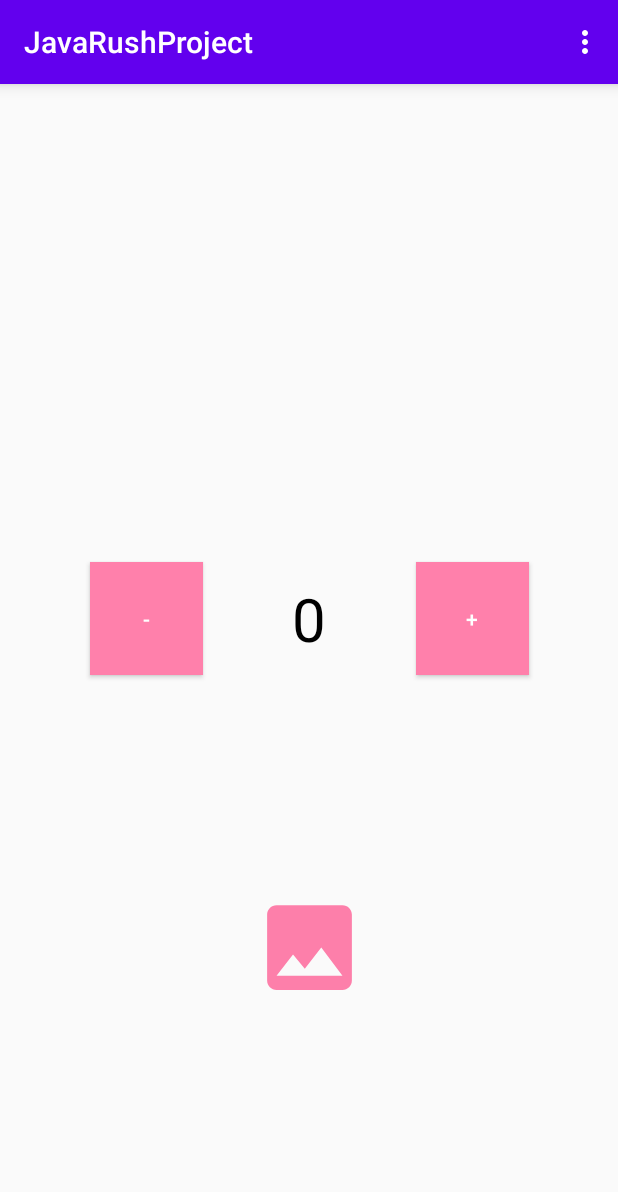
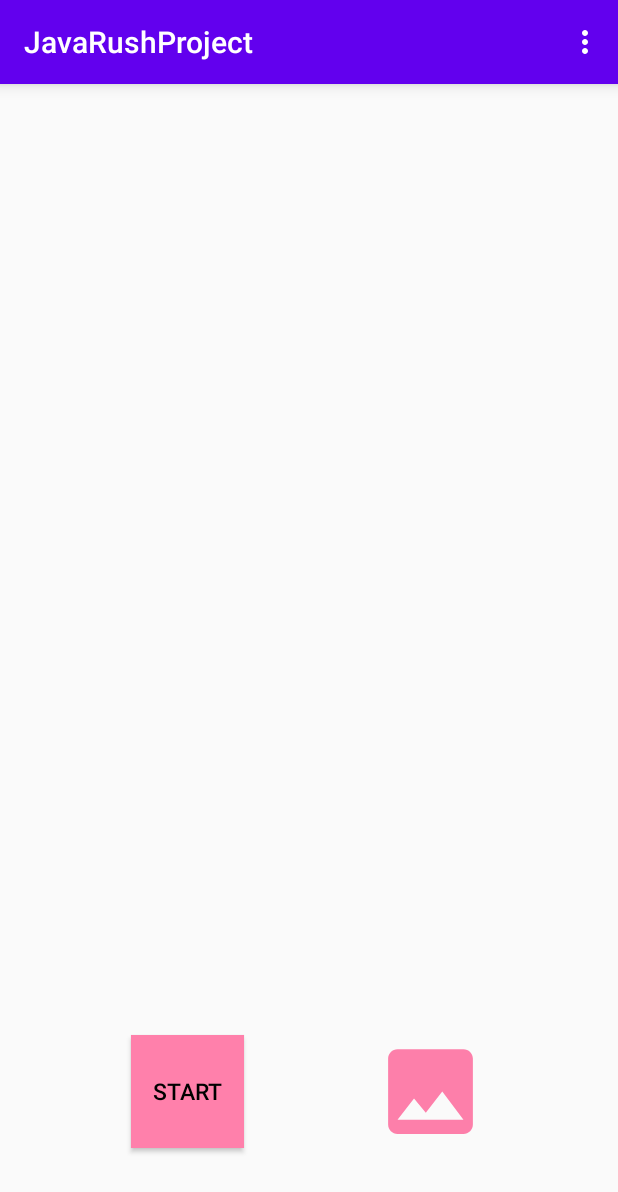
Before and after one commit to Morshu03/JavaRushProject, an Android app: the screen it shows after launch (MainActivity), on a phone screen of 412 x 824 dp. Shown: the top 1192 px of the screen. Run offline under Robolectric (Android 15) with nearby library versions, the phone set to English and light mode, and no system bars; 1 statement that could not run was skipped.

Commit message:
working on fragments

```diff
--- a/app/src/main/AndroidManifest.xml
+++ b/app/src/main/AndroidManifest.xml
@@ -18,10 +18,6 @@
             </intent-filter>
         </activity>
 
-        <activity
-            android:name=".SecondActivity"
-            android:exported="true" />
-
     </application>
 
 </manifest>
--- a/app/src/main/java/com/example/javarushproject/MainActivity.java
+++ b/app/src/main/java/com/example/javarushproject/MainActivity.java
@@ -1,31 +1,26 @@
 package com.example.javarushproject;
 
 
-import android.content.Intent;
 import android.os.Bundle;
 import android.view.Menu;
 import android.view.MenuItem;
 import android.widget.Button;
 import android.widget.ImageButton;
-import android.widget.TextView;
 import android.widget.Toast;
-
-import androidx.annotation.NonNull;
 import androidx.appcompat.app.AppCompatActivity;
 import androidx.appcompat.widget.Toolbar;
+import androidx.fragment.app.Fragment;
+import androidx.fragment.app.FragmentManager;
+import androidx.fragment.app.FragmentTransaction;
 
 public class MainActivity extends AppCompatActivity {
 
     int defaultValue = 0;
-    int count = 1;
-    Button plusBtn;
-    Button minusBtn;
     ImageButton imageButton;
-    TextView quantityText;
     Toolbar myToolbar;
+    Button startBtn;
 
 
-    public static final String DEFAULT_VALUE_KEY = "default_value_key";
 
     @Override
     public boolean onCreateOptionsMenu(Menu menu) {
@@ -43,36 +38,25 @@ public class MainActivity extends AppCompatActivity {
         return super.onOptionsItemSelected(item);
     }
 
+    private void replaceFragment(Fragment fragment){
+        FragmentManager fragmentManager = getSupportFragmentManager();
+        FragmentTransaction fragmentTransaction = fragmentManager.beginTransaction();
+        fragmentTransaction.replace(R.id.second_fragment,fragment);
+        fragmentTransaction.commit();
+    }
+
+
     @Override
     protected void onCreate(Bundle savedInstanceState) {
         super.onCreate(savedInstanceState);
         setContentView(R.layout.activity_main);
-        plusBtn = findViewById(R.id.btn_plus);
-        minusBtn = findViewById(R.id.btn_minus);
-        quantityText = findViewById(R.id.quantity_text);
         myToolbar = findViewById(R.id.toolbar);
         imageButton = findViewById(R.id.image_button);
+
         setSupportActionBar(myToolbar);
 
-        plusBtn.setOnClickListener(view -> {
-            defaultValue += count;
-            quantityText.setText(String.valueOf(defaultValue));
-        });
+        startBtn.setOnClickListener(view -> this.replaceFragment(new SecondFragment()));
 
-        minusBtn.setOnClickListener(view -> {
-            defaultValue -= count;
-            quantityText.setText(String.valueOf(defaultValue));
-        });
-
-        imageButton.setOnClickListener(view -> {
-            if (defaultValue > 0) {
-                Intent myIntent = new Intent(this, SecondActivity.class);
-                myIntent.putExtra(DEFAULT_VALUE_KEY, defaultValue);
-                this.startActivity(myIntent);
-            } else {
-                Toast.makeText(this, "ошибка", Toast.LENGTH_SHORT).show();
-            }
-        });
     }
 
 }
--- a/app/src/main/res/layout/activity_main.xml
+++ b/app/src/main/res/layout/activity_main.xml
@@ -10,53 +10,46 @@
         android:id="@+id/toolbar"
         layout="@layout/toolbar" />
 
-    <TextView
-        android:id="@+id/quantity_text"
-        android:layout_width="wrap_content"
-        android:layout_height="wrap_content"
-        android:text="@string/quantity_text_view"
-        android:textSize="@dimen/default_android_text_size"
-        android:textColor="@color/black"
-        app:layout_constraintStart_toStartOf="parent"
-        app:layout_constraintEnd_toEndOf="parent"
-        app:layout_constraintTop_toTopOf="parent"
-        app:layout_constraintBottom_toBottomOf="parent"
-        />
-
     <Button
-        android:id="@+id/btn_minus"
+        android:id="@+id/start_btn"
         android:layout_width="@dimen/button_plus_minus_size"
         android:layout_height="@dimen/button_plus_minus_size"
+        android:text="@string/button_start_text"
+        android:textColor="@color/black"
+        android:textSize="@dimen/button_text_size"
         android:background="@color/pink_A100"
-        android:text="@string/button_minus_text"
-        android:textColor="@color/white"
-        app:layout_constraintEnd_toStartOf="@+id/quantity_text"
+        app:layout_constraintEnd_toStartOf="@id/image_button"
+        app:layout_constraintTop_toBottomOf="@id/second_fragment"
         app:layout_constraintStart_toStartOf="parent"
-        app:layout_constraintBottom_toBottomOf="parent"
-        app:layout_constraintTop_toTopOf="parent" />
+        app:layout_constraintBottom_toBottomOf="parent" />
 
-    <Button
-        android:id="@+id/btn_plus"
-        android:layout_width="@dimen/button_plus_minus_size"
-        android:layout_height="@dimen/button_plus_minus_size"
-        android:background="@color/pink_A100"
-        android:text="@string/button_plus_text"
-        android:textColor="@color/white"
-        app:layout_constraintStart_toEndOf="@+id/quantity_text"
+    <FrameLayout
+        android:id="@+id/first_fragment"
+        android:layout_width="match_parent"
+        android:layout_height="@dimen/size_of_first_fragment"
         app:layout_constraintEnd_toEndOf="parent"
-        app:layout_constraintBottom_toBottomOf="parent"
-        app:layout_constraintTop_toTopOf="parent" />
+        app:layout_constraintStart_toStartOf="parent"
+        app:layout_constraintTop_toBottomOf="@+id/toolbar" />
+
 
     <ImageButton
         android:id="@+id/image_button"
         android:layout_width="@dimen/button_plus_minus_size"
         android:layout_height="@dimen/button_plus_minus_size"
+        android:background="@null"
         android:scaleType="centerCrop"
         android:src="@drawable/ic_baseline_image_24"
-        android:background="@null"
-        app:layout_constraintStart_toStartOf="@id/quantity_text"
-        app:layout_constraintEnd_toEndOf="@id/quantity_text"
+        app:layout_constraintTop_toBottomOf="@id/second_fragment"
         app:layout_constraintBottom_toBottomOf="parent"
-        app:layout_constraintTop_toBottomOf="@id/quantity_text" />
+        app:layout_constraintEnd_toEndOf="parent"
+        app:layout_constraintStart_toEndOf="@id/start_btn" />
+
+    <FrameLayout
+        android:id="@+id/second_fragment"
+        android:layout_width="match_parent"
+        android:layout_height="@dimen/size_of_second_fragment"
+        app:layout_constraintEnd_toEndOf="parent"
+        app:layout_constraintStart_toStartOf="parent"
+        app:layout_constraintTop_toBottomOf="@+id/first_fragment" />
 
 </androidx.constraintlayout.widget.ConstraintLayout>
--- a/app/src/main/res/values/dimens.xml
+++ b/app/src/main/res/values/dimens.xml
@@ -2,10 +2,12 @@
 <resources>
     <dimen name="default_android_padding">16dp</dimen>
     <dimen name="default_android_margin">16dp</dimen>
-    <dimen name="default_android_text_size">40sp</dimen>
+    <dimen name="default_android_text_size">30sp</dimen>
     <dimen name="button_text_size">15sp</dimen>
     <dimen name="button_plus_minus_size">75dp</dimen>
     <dimen name="toolbar_height">56dp</dimen>
     <dimen name="elevation">6dp</dimen>
     <dimen name="translationZ">4dp</dimen>
+    <dimen name="size_of_first_fragment">75dp</dimen>
+    <dimen name="size_of_second_fragment">500dp</dimen>
 </resources>
--- a/app/src/main/res/values/strings.xml
+++ b/app/src/main/res/values/strings.xml
@@ -5,4 +5,6 @@
     <string name="quantity_text_view">0</string>
     <string name="sort">dropdown</string>
     <string name="item1">item!</string>
+    <string name="fragment_text">Hello! It is a first fragment!</string>
+    <string name="button_start_text">Start</string>
 </resources>
```
Also changed, not shown: app/src/main/java/com/example/javarushproject/FirstFragment.java (added, +20 -0 lines), app/src/main/java/com/example/javarushproject/SecondActivity.java (deleted, +0 -24 lines), app/src/main/java/com/example/javarushproject/SecondFragment.java (added, +19 -0 lines), app/src/main/res/layout/fragment_first.xml (renamed from app/src/main/res/layout/activity_second.xml, +9 -6 lines), app/src/main/res/layout/fragment_second.xml (added, +45 -0 lines).
